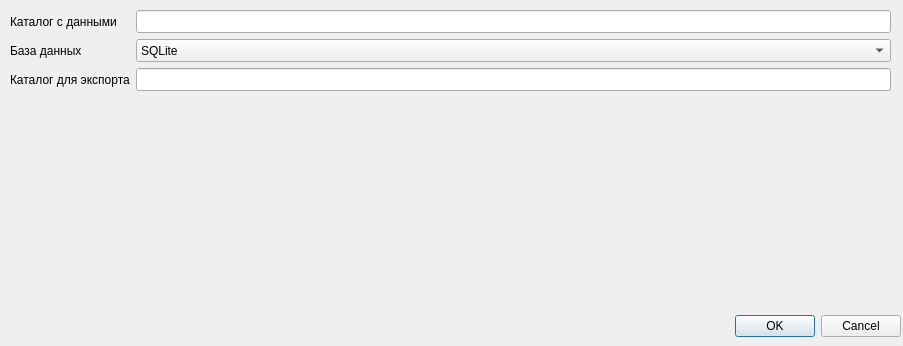
The window that settingsdialog.ui (loki1368/simplelib) describes before a commit, drawn with Qt 5.
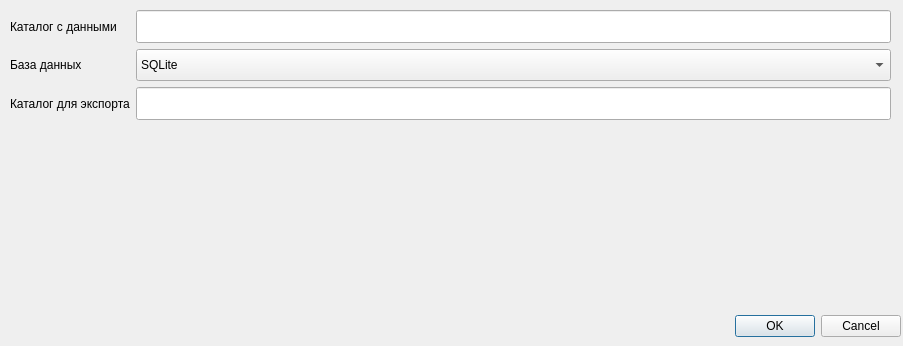
The same window after the commit.

```diff
--- a/settingsdialog.ui
+++ b/settingsdialog.ui
@@ -25,7 +25,7 @@
      <x>10</x>
      <y>10</y>
      <width>881</width>
-     <height>81</height>
+     <height>110</height>
     </rect>
    </property>
    <layout class="QGridLayout" name="gridLayout" rowstretch="0,0,0" columnstretch="0,0">
```
Left out of the diff: 3 changed lines with no effect on the pictures.
